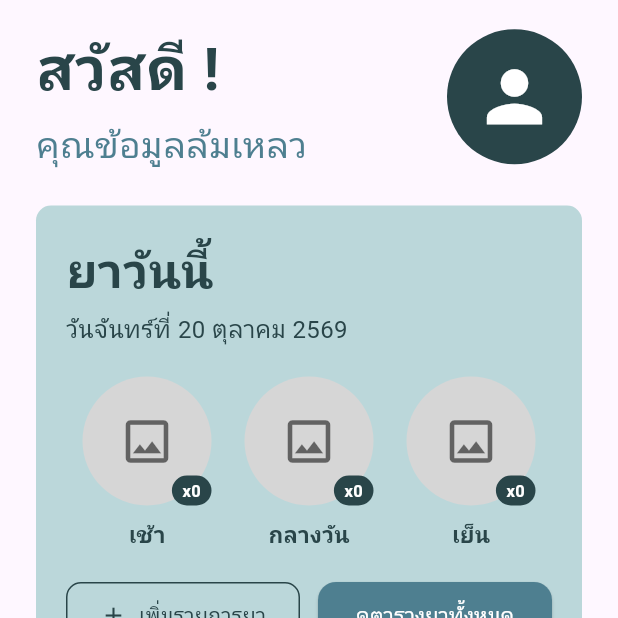
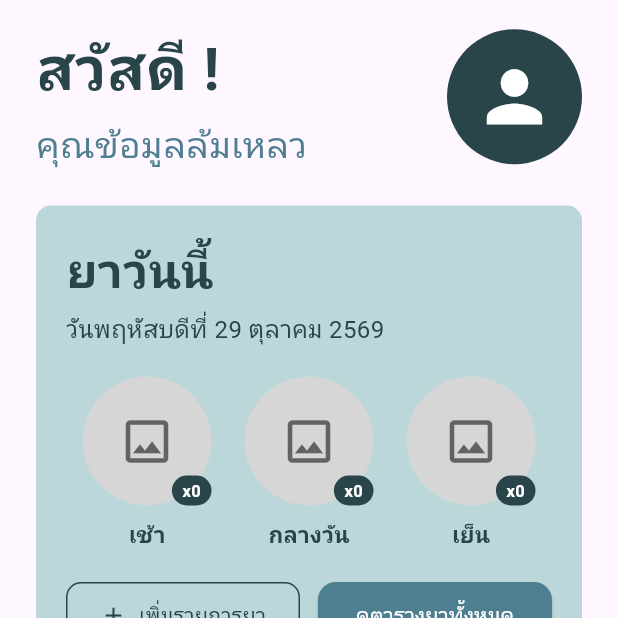
Before and after one commit to ST2415/medisync, a Flutter app: the screen it shows after launch, on a phone screen of 412 x 824 dp, the top half of it. Run offline on Flutter 3.47's test engine with Material 3 defaults, Android fonts, the light colour scheme and no system bars; our stand-ins replace device_preview; network calls fail; Roboto replaces fonts that are missing (Prompt).

Commit message:
update db

```diff
--- a/lib/pages/homepage_page.dart
+++ b/lib/pages/homepage_page.dart
@@ -32,6 +32,43 @@ class _HomePageState extends State<HomePage> {
   void initState() {
     super.initState();
     _fetchDashboardData();
+  }
+
+  // วันที่จริง
+  String _getFormattedTodayDate() {
+    final now = DateTime.now();
+
+    const days = [
+      'วันจันทร์',
+      'วันอังคาร',
+      'วันพุธ',
+      'วันพฤหัสบดี',
+      'วันศุกร์',
+      'วันเสาร์',
+      'วันอาทิตย์'
+    ];
+
+    const months = [
+      'มกราคม',
+      'กุมภาพันธ์',
+      'มีนาคม',
+      'เมษายน',
+      'พฤษภาคม',
+      'มิถุนายน',
+      'กรกฎาคม',
+      'สิงหาคม',
+      'กันยายน',
+      'ตุลาคม',
+      'พฤศจิกายน',
+      'ธันวาคม'
+    ];
+
+    final dayName = days[now.weekday - 1];
+    final dayNum = now.day;
+    final monthName = months[now.month - 1];
+    final buddhistYear = now.year + 543;
+
+    return '$dayNameที่ $dayNum $monthName $buddhistYear';
   }
 
   // ดึงข้อมูลผ่าน HomeService
@@ -139,7 +176,7 @@ class _HomePageState extends State<HomePage> {
                   // ส่งข้อมูล inputSymptom ไปยัง API
                   Navigator.pop(context);
                   ScaffoldMessenger.of(context).showSnackBar(
-                    SnackBar(content: Text('บันทึกอาการเรียบร้อยแล้ว')),
+                    const SnackBar(content: Text('บันทึกอาการเรียบร้อยแล้ว')),
                   );
                 }
               },
@@ -222,9 +259,11 @@ class _HomePageState extends State<HomePage> {
                       ),
                     ),
                     const SizedBox(height: 4),
-                    const Text(
-                      'วันจันทร์ที่ 20 ตุลาคม 2569',
-                      style: TextStyle(fontSize: 16, color: Color(0xFF294549)),
+
+                    // เรียกใช้ฟังก์ชันแปลงวันที่จริง
+                    Text(
+                      _getFormattedTodayDate(),
+                      style: const TextStyle(fontSize: 16, color: Color(0xFF294549)),
                     ),
                     const SizedBox(height: 20),
 
@@ -374,7 +413,7 @@ class _HomePageState extends State<HomePage> {
                             style: ElevatedButton.styleFrom(
                               backgroundColor: isTaken
                                   ? const Color(0xFF4E7F90)
-                                  : Color(0xFF4A807E),
+                                  : const Color(0xFF4A807E),
                               shape: RoundedRectangleBorder(
                                 borderRadius: BorderRadius.circular(24),
                               ),
--- a/lib/services/api.dart
+++ b/lib/services/api.dart
@@ -288,7 +288,7 @@ class ApiService {
       }),
     );
 
-    // 4. รวมและเรียงตามวันเวลา
+    // รวมและเรียงตามวันเวลา
     final history = results.expand((items) => items).toList();
 
     history.sort((a, b) {
```
Also changed, not shown: lib/pages/medicine_detail_page.dart (+7 -8 lines), lib/pages/search_medicine_page.dart (+14 -6 lines).
